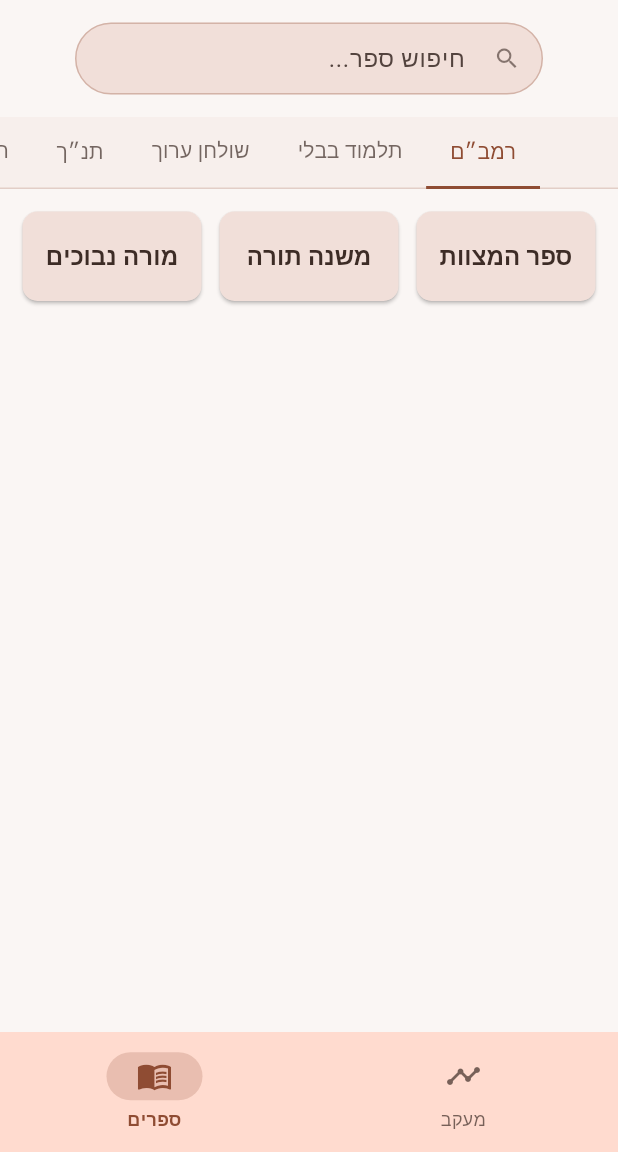
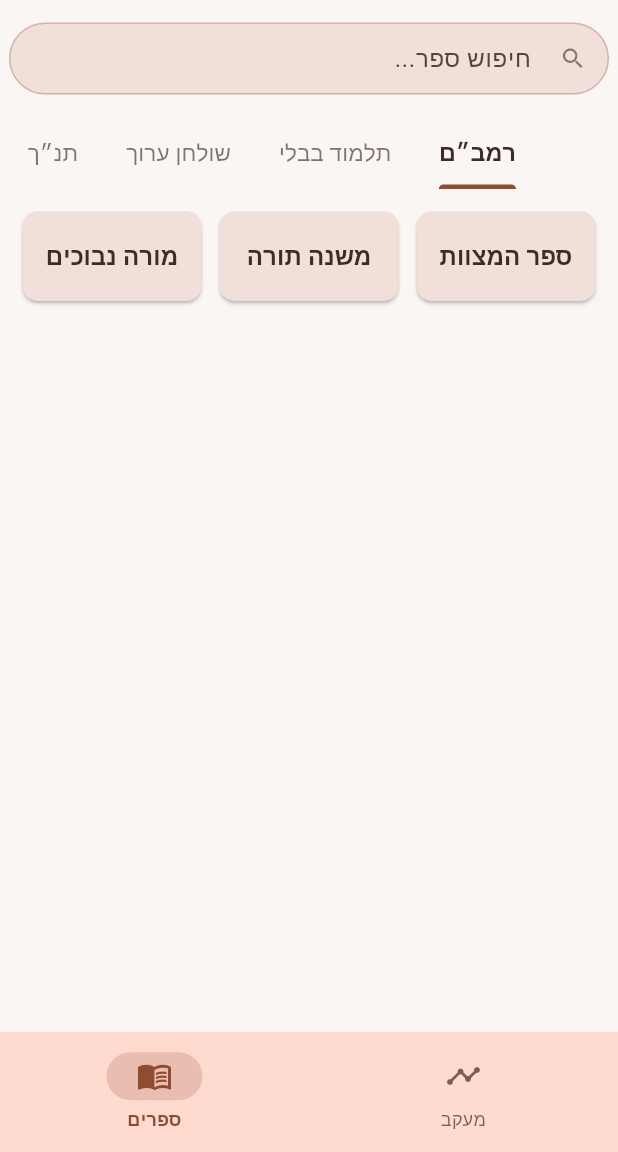
Before and after one commit to NHLOCAL/Shamor-Zachor, a Flutter app: the screen it shows after launch, item 2 of the bottom bar chosen, on a phone screen of 412 x 824 dp, the part 84-1236 px from its top. Run offline on Flutter 3.47's test engine with Material 3 defaults, Android fonts, the phone set to English and light mode, and no system bars; our stand-ins replace shared_preferences; Roboto replaces fonts that are missing (Heebo).

Commit message:
שיפור עיצוב חיפוש וטאבים

```diff
--- a/shamor_vezachor/lib/main.dart
+++ b/shamor_vezachor/lib/main.dart
@@ -20,7 +20,8 @@ class MyApp extends StatelessWidget {
     const Color lightPinkBeige = Color(0xFFF1DFD9);
     const Color lightPeachPink = Color(0xFFFFDBCF);
     const Color surfaceColor = Color(0xFFFAF6F4);
-    const Color onSurfaceTextColor = Color(0xFF3D2C26); // חום כהה מאוד לטקסט
+    const Color onSurfaceTextColor =
+        Color(0xFF3D2C26); // חום כהה מאוד לטקסט (כמעט שחור)
 
     return MultiProvider(
       providers: [
@@ -50,13 +51,11 @@ class MyApp extends StatelessWidget {
               primary: primaryBrown,
               background: surfaceColor,
               surface: lightPinkBeige,
-              onSurface: onSurfaceTextColor, // שינוי צבע טקסט על משטחים
+              onSurface: onSurfaceTextColor,
               primaryContainer: lightPeachPink,
-              onPrimaryContainer:
-                  onSurfaceTextColor, // שינוי צבע טקסט על קונטיינר ראשי
+              onPrimaryContainer: onSurfaceTextColor,
               secondaryContainer: lightPinkBeige,
-              onSecondaryContainer:
-                  onSurfaceTextColor, // שינוי צבע טקסט על קונטיינר משני
+              onSecondaryContainer: onSurfaceTextColor,
             ),
             textTheme: ThemeData.light()
                 .textTheme
@@ -78,22 +77,19 @@ class MyApp extends StatelessWidget {
                   bodyMedium:
                       TextStyle(color: onSurfaceTextColor, fontSize: 14),
                   labelLarge: TextStyle(
-                      color: onSurfaceTextColor,
-                      fontWeight: FontWeight.bold), // For buttons
+                      color: onSurfaceTextColor, fontWeight: FontWeight.bold),
                 ),
             appBarTheme: AppBarTheme(
               backgroundColor: lightPeachPink,
-              foregroundColor:
-                  onSurfaceTextColor, // צבע טקסט ואייקונים ב-AppBar
+              foregroundColor: onSurfaceTextColor,
               elevation: 1,
               titleTextStyle: TextStyle(
                 fontFamily: 'Heebo',
                 fontSize: 20,
                 fontWeight: FontWeight.bold,
-                color: onSurfaceTextColor, // צבע טקסט כותרת ב-AppBar
+                color: onSurfaceTextColor,
               ),
-              iconTheme: IconThemeData(
-                  color: onSurfaceTextColor), // צבע אייקונים ב-AppBar
+              iconTheme: IconThemeData(color: onSurfaceTextColor),
             ),
             cardTheme: CardTheme(
               elevation: 1,
@@ -117,8 +113,7 @@ class MyApp extends StatelessWidget {
                   if (states.contains(WidgetState.selected)) {
                     return primaryBrown;
                   }
-                  return onSurfaceTextColor
-                      .withOpacity(0.9); // צבע טקסט לא נבחר
+                  return onSurfaceTextColor.withOpacity(0.9);
                 },
               ),
               side: WidgetStateProperty.all(
@@ -142,8 +137,7 @@ class MyApp extends StatelessWidget {
             elevatedButtonTheme: ElevatedButtonThemeData(
               style: ElevatedButton.styleFrom(
                 backgroundColor: lightPinkBeige,
-                foregroundColor:
-                    onSurfaceTextColor, // צבע טקסט על כפתורים מוגבהים
+                foregroundColor: onSurfaceTextColor,
                 elevation: 1,
                 shape: RoundedRectangleBorder(
                     borderRadius: BorderRadius.circular(10)),
@@ -154,14 +148,11 @@ class MyApp extends StatelessWidget {
             bottomNavigationBarTheme: BottomNavigationBarThemeData(
                 backgroundColor: lightPeachPink,
                 selectedItemColor: primaryBrown,
-                unselectedItemColor:
-                    onSurfaceTextColor.withOpacity(0.7), // צבע פריט לא נבחר
+                unselectedItemColor: onSurfaceTextColor.withOpacity(0.7),
                 selectedLabelStyle:
                     TextStyle(fontWeight: FontWeight.bold, color: primaryBrown),
-                unselectedLabelStyle: TextStyle(
-                    color: onSurfaceTextColor
-                        .withOpacity(0.7)) // צבע תווית לא נבחרת
-                ),
+                unselectedLabelStyle:
+                    TextStyle(color: onSurfaceTextColor.withOpacity(0.7))),
             navigationBarTheme: NavigationBarThemeData(
               backgroundColor: lightPeachPink,
               indicatorColor: primaryBrown.withOpacity(0.2),
@@ -173,26 +164,33 @@ class MyApp extends StatelessWidget {
                       color: primaryBrown);
                 }
                 return TextStyle(
-                    fontSize: 12,
-                    color: onSurfaceTextColor
-                        .withOpacity(0.7)); // צבע תווית לא נבחרת
+                    fontSize: 12, color: onSurfaceTextColor.withOpacity(0.7));
               }),
               iconTheme: WidgetStateProperty.resolveWith((states) {
                 if (states.contains(WidgetState.selected)) {
                   return IconThemeData(color: primaryBrown);
                 }
                 return IconThemeData(
-                    color: onSurfaceTextColor
-                        .withOpacity(0.7)); // צבע אייקון לא נבחר
+                    color: onSurfaceTextColor.withOpacity(0.7));
               }),
             ),
             tabBarTheme: TabBarTheme(
-                labelColor: primaryBrown, // צבע תווית נבחרת
-                unselectedLabelColor:
-                    onSurfaceTextColor.withOpacity(0.7), // צבע תווית לא נבחרת
-                indicatorColor: primaryBrown,
-                indicatorSize: TabBarIndicatorSize.tab,
-                dividerColor: primaryBrown.withOpacity(0.2))),
+              labelColor: onSurfaceTextColor, // צבע טקסט לטאב נבחר (כמעט שחור)
+              unselectedLabelColor:
+                  onSurfaceTextColor.withOpacity(0.65), // צבע טקסט לטאב לא נבחר
+              indicatorColor: primaryBrown, // צבע הקו התחתון של הטאב הנבחר
+              indicatorSize:
+                  TabBarIndicatorSize.label, // אורך הקו התחתון כרוחב הטקסט
+              dividerColor: Colors.transparent, // הסרת קו הפרדה מתחת לכל הטאבים
+              labelStyle: const TextStyle(
+                  fontWeight: FontWeight.w600,
+                  fontSize: 15.5), // הגדלת פונט והדגשה לטאב נבחר
+              unselectedLabelStyle: const TextStyle(
+                  fontWeight: FontWeight.normal,
+                  fontSize: 15), // פונט רגיל לטאב לא נבחר
+              overlayColor: WidgetStateProperty.all(
+                  primaryBrown.withOpacity(0.1)), // צבע עדין בעת לחיצה/ריחוף
+            )),
         initialRoute: '/',
         routes: {
           '/': (ctx) => const MainLayoutScreen(),
--- a/shamor_vezachor/lib/screens/books_screen.dart
+++ b/shamor_vezachor/lib/screens/books_screen.dart
@@ -198,25 +198,27 @@ class _BooksScreenState extends State<BooksScreen>
   Widget _buildSearchField(DataProvider dataProvider) {
     final theme = Theme.of(context);
     return Padding(
-      // הקטנת הרוחב של שדה החיפוש ע"י הגדלת ה-padding האופקי
-      padding: const EdgeInsets.symmetric(horizontal: 50.0, vertical: 15.0),
+      padding: const EdgeInsets.symmetric(vertical: 15.0),
+      child: Center(
+        child: Container(
+          constraints: const BoxConstraints(
+              maxWidth: 400), // הקטנת הרוחב המקסימלי של שדה החיפוש
           child: TextField(
             controller: _searchController,
             textDirection: TextDirection.rtl,
             decoration: InputDecoration(
               hintText: 'חיפוש ספר...',
-          // שינוי צבע אייקון החיפוש בתוך השדה
               prefixIcon: Icon(Icons.search,
                   color: theme.colorScheme.onSurface.withOpacity(0.6)),
               border: OutlineInputBorder(
                 borderRadius: BorderRadius.circular(30),
-            borderSide:
-                BorderSide(color: theme.colorScheme.primary.withOpacity(0.5)),
+                borderSide: BorderSide(
+                    color: theme.colorScheme.primary.withOpacity(0.5)),
               ),
               enabledBorder: OutlineInputBorder(
                 borderRadius: BorderRadius.circular(30),
-            borderSide:
-                BorderSide(color: theme.colorScheme.primary.withOpacity(0.3)),
+                borderSide: BorderSide(
+                    color: theme.colorScheme.primary.withOpacity(0.3)),
               ),
               focusedBorder: OutlineInputBorder(
                 borderRadius: BorderRadius.circular(30),
@@ -232,6 +234,8 @@ class _BooksScreenState extends State<BooksScreen>
             onChanged: (value) {
               _performSearch(value, dataProvider);
             },
+          ),
+        ),
       ),
     );
   }
@@ -313,7 +317,7 @@ class _BooksScreenState extends State<BooksScreen>
         padding: const EdgeInsets.all(15),
         gridDelegate: const SliverGridDelegateWithMaxCrossAxisExtent(
           maxCrossAxisExtent: 170,
-          childAspectRatio: 150 / 75, // גובה הכרטיס יהיה קטן יותר
+          childAspectRatio: 150 / 75,
           crossAxisSpacing: 12,
           mainAxisSpacing: 12,
         ),
@@ -338,12 +342,9 @@ class _BooksScreenState extends State<BooksScreen>
         child: Row(
           mainAxisSize: MainAxisSize.min,
           children: [
-            Icon(Icons.search,
-                size: 20,
-                color: theme
-                    .tabBarTheme.labelColor), // צבע האייקון לפי צבע הטאב הפעיל
+            Icon(Icons.search, size: 20, color: theme.tabBarTheme.labelColor),
             const SizedBox(width: 6),
-            const Text("חיפוש")
+            const Text("חיפוש") // הטקסט כאן יקבל את הסגנון מה-Theme
           ],
         ),
       ));
@@ -353,7 +354,7 @@ class _BooksScreenState extends State<BooksScreen>
           padding: const EdgeInsets.all(15),
           gridDelegate: const SliverGridDelegateWithMaxCrossAxisExtent(
             maxCrossAxisExtent: 170,
-            childAspectRatio: 150 / 90, // גובה הכרטיס לתוצאות חיפוש
+            childAspectRatio: 150 / 90,
             crossAxisSpacing: 12,
             mainAxisSpacing: 12,
           ),
@@ -366,13 +367,12 @@ class _BooksScreenState extends State<BooksScreen>
     return Column(
       children: [
         _buildSearchField(dataProvider),
-        Container(
-          color: theme.colorScheme.secondaryContainer.withOpacity(0.3),
-          child: TabBar(
+        // ה-Container שהיה צובע את הרקע הוסר מכאן,
+        // הרקע של ה-TabBar ייקבע על ידי ה-Theme או יהיה שקוף
+        TabBar(
           controller: _tabController!,
           isScrollable: true,
           tabs: tabs,
-          ),
         ),
         Expanded(
           child: TabBarView(
```
Lines whose indentation alone changed are shown as unchanged.
